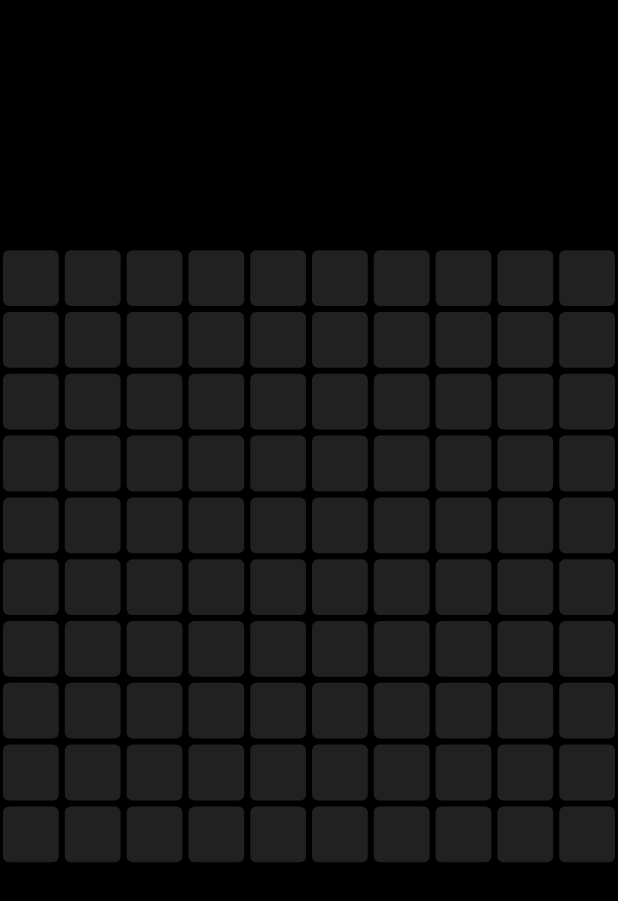
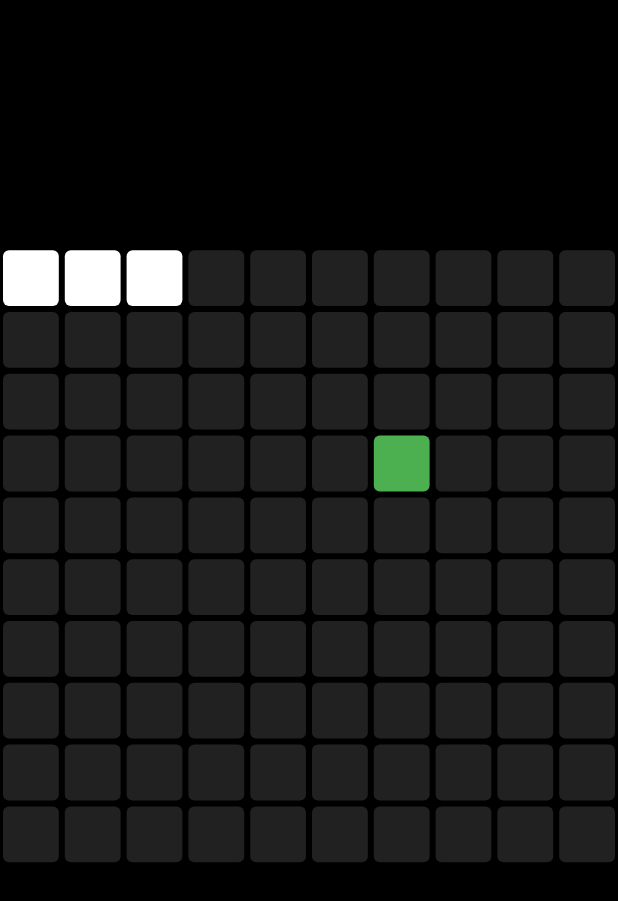
Before and after one commit to RahimCml/snake_game_flutter, a Flutter app: the screen it shows after launch, on a phone screen of 412 x 824 dp. Shown: the top 901 px of the screen. Run offline on Flutter 3.47's test engine with Material 2 defaults, Android fonts, the phone set to English and light mode, and no system bars.

```diff
--- a/lib/pixel_style.dart
+++ b/lib/blank_pixel_style.dart
@@ -1,9 +1,7 @@
 import 'package:flutter/material.dart';
-import 'package:flutter/src/widgets/framework.dart';
-import 'package:flutter/src/widgets/placeholder.dart';
 
-class PixelStyle extends StatelessWidget {
-  const PixelStyle({super.key});
+class BlankPixelStyle extends StatelessWidget {
+  const BlankPixelStyle({super.key});
 
   @override
   Widget build(BuildContext context) {
--- a/lib/home_page.dart
+++ b/lib/home_page.dart
@@ -1,7 +1,5 @@
 import 'package:flutter/material.dart';
-import 'package:flutter/src/widgets/framework.dart';
-import 'package:flutter/src/widgets/placeholder.dart';
-import 'package:snake_game/pixel_style.dart';
+import 'package:snake_game/blank_pixel_style.dart';
 
 class HomePage extends StatefulWidget {
   const HomePage({super.key});
@@ -15,6 +13,9 @@ class _HomePageState extends State<HomePage> {
   int rowSize = 10;
   int totalNumberOfSquares = 100;
 
+  List<int> snakePosition = [0, 1, 2];
+
+  int foodPosition = 36;
 
 
   @override
@@ -35,10 +36,16 @@ class _HomePageState extends State<HomePage> {
             gridDelegate:  SliverGridDelegateWithFixedCrossAxisCount(
             crossAxisCount: rowSize),
             itemBuilder: (context, index) {
-              return const PixelStyle();
+              if(snakePosition.contains(index)) {
+                return _snakePixel();
+              } else if(foodPosition == index) {
+                return _foodPixel();
+              }
+               else {
+                return const BlankPixelStyle();
+              }
             }
             )),
-
 
           //play button
           Expanded(child: Container(),),
@@ -46,4 +53,22 @@ class _HomePageState extends State<HomePage> {
       ),
     );
   }
+  Widget _snakePixel() {
+    return Padding(padding: const EdgeInsets.all(2),
+    child: Container(
+      decoration: BoxDecoration(
+        color: Colors.white,
+        borderRadius: BorderRadius.circular(4),
+      ),
+    ),);
+  }
+  Widget _foodPixel() {
+    return Padding(padding: const EdgeInsets.all(2),
+    child: Container(
+      decoration: BoxDecoration(
+        color: Colors.green,
+        borderRadius: BorderRadius.circular(4),
+      ),
+    ),);
+  }
 }
```
